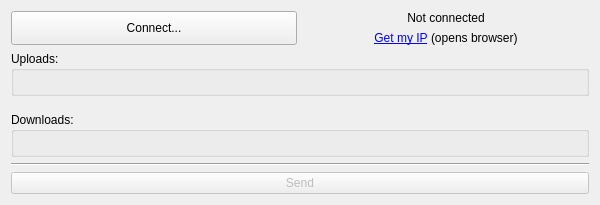
Before: the Qt Designer form ui/speedyshare.ui in Duttenheim/SpeedyShare, drawn with Qt 5.
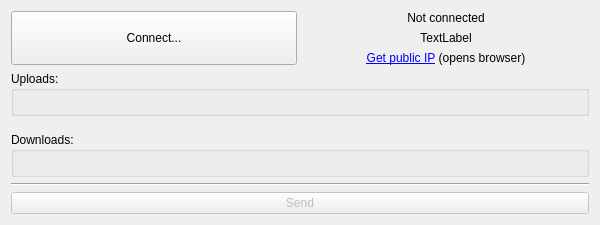
After: the same form once the commit is applied.

Patch:
```diff
--- a/ui/speedyshare.ui
+++ b/ui/speedyshare.ui
@@ -10,7 +10,7 @@
     <x>0</x>
     <y>0</y>
     <width>600</width>
-    <height>196</height>
+    <height>215</height>
    </rect>
   </property>
   <property name="sizePolicy">
@@ -100,10 +100,20 @@
           </property>
          </widget>
         </item>
+        <item>
+         <widget class="QLabel" name="ipLabel">
+          <property name="text">
+           <string>TextLabel</string>
+          </property>
+          <property name="alignment">
+           <set>Qt::AlignCenter</set>
+          </property>
+         </widget>
+        </item>
         <item>
          <widget class="QLabel" name="label_3">
           <property name="text">
-           <string>&lt;a href=&quot;http://www.whatismyip.org&quot;&gt; Get my IP&lt;/a&gt; (opens browser)</string>
+           <string>&lt;a href=&quot;http://www.whatismyip.org&quot;&gt; Get public IP&lt;/a&gt; (opens browser)</string>
           </property>
           <property name="textFormat">
            <enum>Qt::RichText</enum>
```
